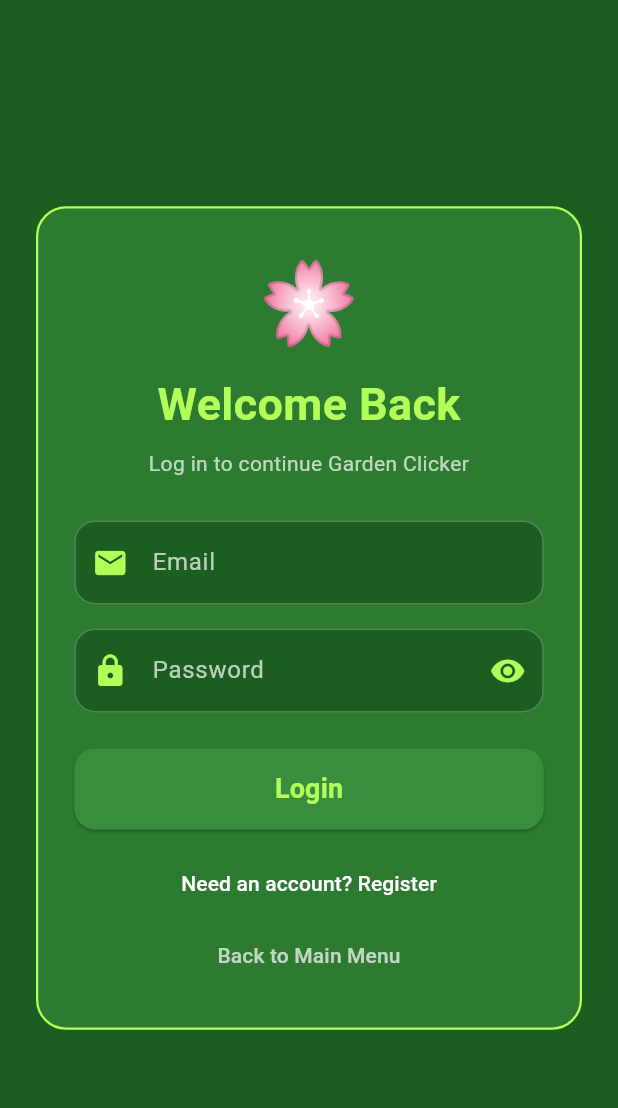
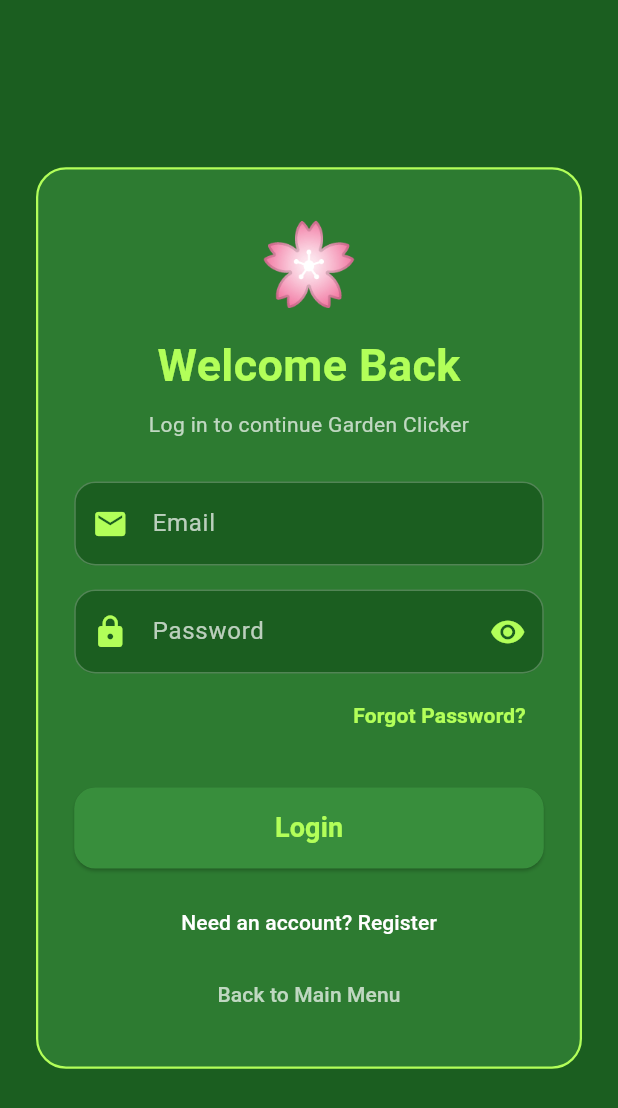
Before and after one commit to OliverDAvino/AppDev2FinalProject, a Flutter app: the screen it shows after launch, after a tap on "Login", on a phone screen of 412 x 824 dp. Shown: the top 1108 px of the screen. Run offline on Flutter 3.47's test engine with Material 3 defaults, Android fonts, the phone set to English and light mode, and no system bars; our stand-ins replace cloud_firestore, firebase_auth, firebase_core; missing offline and left inert: flame; accounts and stored records are empty.

Commit message:
Added forgot password, email 2FA, login fixes

```diff
--- a/blueprint/lib/auth.dart
+++ b/blueprint/lib/auth.dart
@@ -27,6 +27,12 @@ class Auth {
     );
   }
 
+  Future<void> sendPasswordResetEmail({
+    required String email,
+  }) async {
+    await _firebaseAuth.sendPasswordResetEmail(email: email);
+  }
+
   Future<void> signOut() async {
     await _firebaseAuth.signOut();
   }
--- a/blueprint/lib/pages/login_register_page.dart
+++ b/blueprint/lib/pages/login_register_page.dart
@@ -31,6 +31,46 @@ class _LoginPageState extends State<LoginPage> {
     controllerPassword.dispose();
     controllerConfirmPassword.dispose();
     super.dispose();
+  }
+
+  Future<void> resetPassword() async {
+    final String email = controllerEmail.text.trim();
+
+    if (email.isEmpty) {
+      setState(() {
+        errorMessage = 'Enter your email first, then press Forgot Password.';
+      });
+      return;
+    }
+
+    setState(() {
+      loading = true;
+      errorMessage = null;
+    });
+
+    try {
+      await Auth().sendPasswordResetEmail(email: email);
+
+      if (!mounted) return;
+
+      setState(() {
+        errorMessage = 'Password reset email sent! Check your inbox.';
+      });
+    } on FirebaseAuthException catch (e) {
+      setState(() {
+        errorMessage = e.message ?? 'Could not send password reset email.';
+      });
+    } catch (e) {
+      setState(() {
+        errorMessage = 'Something went wrong. Try again.';
+      });
+    }
+
+    if (mounted) {
+      setState(() {
+        loading = false;
+      });
+    }
   }
 
   Future<void> submit() async {
@@ -226,6 +266,23 @@ class _LoginPageState extends State<LoginPage> {
                     ),
                   ),
 
+                  if (isLogin) ...[
+                    const SizedBox(height: 4),
+                    Align(
+                      alignment: Alignment.centerRight,
+                      child: TextButton(
+                        onPressed: loading ? null : resetPassword,
+                        child: const Text(
+                          'Forgot Password?',
+                          style: TextStyle(
+                            color: Colors.lightGreenAccent,
+                            fontWeight: FontWeight.bold,
+                          ),
+                        ),
+                      ),
+                    ),
+                  ],
+
                   if (!isLogin) ...[
                     const SizedBox(height: 16),
                     TextField(
@@ -258,7 +315,8 @@ class _LoginPageState extends State<LoginPage> {
                       errorMessage!,
                       textAlign: TextAlign.center,
                       style: TextStyle(
-                        color: errorMessage!.contains('Account created')
+                        color: errorMessage!.contains('Account created') ||
+                            errorMessage!.contains('Password reset email sent')
                             ? Colors.lightGreenAccent
                             : Colors.redAccent,
                         fontWeight: FontWeight.bold,
```
Also changed, not shown: blueprint/pubspec.lock.
